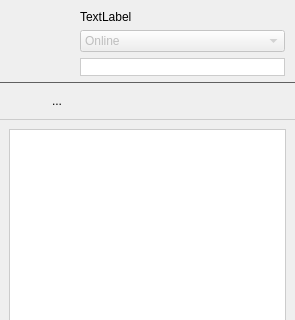
Above: retroshare-gui/src/gui/MessengerWindow.ui from RetroShare/RetroShare before the change; both pictures show x 0 to 295 and y 0 to 320 of the 295 by 507 pixel window. Below: the same form after it.
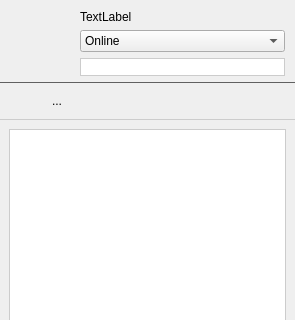
That is the form after the change. Icons and pictures are not drawn.

Commit message: rsstatus -implemented simple rsStatus for messenger window - fixed minor bug with messenger window (starts new pop-up chat dialog when peer responds, if private chat started from messenger window) solution: messenger windows start peers dialogs pop-up chat dialog instead

Diff of the .ui file:
```diff
--- a/retroshare-gui/src/gui/MessengerWindow.ui
+++ b/retroshare-gui/src/gui/MessengerWindow.ui
@@ -107,7 +107,7 @@
            <item row="1" column="0">
             <widget class="QComboBox" name="statuscomboBox">
              <property name="enabled">
-              <bool>false</bool>
+              <bool>true</bool>
              </property>
              <property name="toolTip">
               <string>&lt;html&gt;&lt;head&gt;&lt;meta name=&quot;qrichtext&quot; content=&quot;1&quot; /&gt;&lt;style type=&quot;text/css&quot;&gt;
```
Left out of the diff: 2 changed lines with no effect on the pictures. The commit also changes 7 other files.
